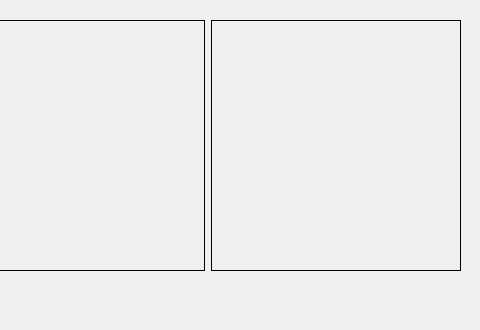
Above: imageview.ui from andixlm/ads_video_processor before the change; both pictures show x 320 to 800 and y 0 to 330 of the 800 by 330 pixel window. Below: the same form after it.
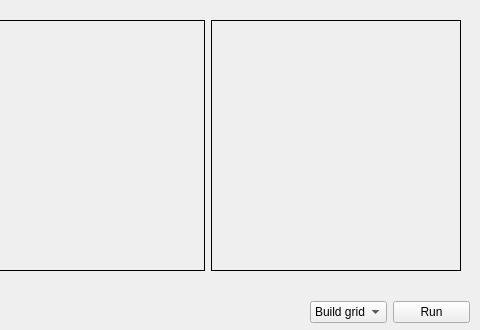
That is the form after the change.

Commit message: imageView: Add mode runner

The edit to the form file:
```diff
--- a/imageview.ui
+++ b/imageview.ui
@@ -55,6 +55,34 @@
     </item>
    </layout>
   </widget>
+  <widget class="QWidget" name="horizontalLayoutWidget_2">
+   <property name="geometry">
+    <rect>
+     <x>630</x>
+     <y>300</y>
+     <width>160</width>
+     <height>24</height>
+    </rect>
+   </property>
+   <layout class="QHBoxLayout" name="modes">
+    <item>
+     <widget class="QComboBox" name="modeBox">
+      <item>
+       <property name="text">
+        <string>Build grid</string>
+       </property>
+      </item>
+     </widget>
+    </item>
+    <item>
+     <widget class="QPushButton" name="runButton">
+      <property name="text">
+       <string>Run</string>
+      </property>
+     </widget>
+    </item>
+   </layout>
+  </widget>
  </widget>
  <resources/>
  <connections/>
```
The commit also changes 3 other files.
